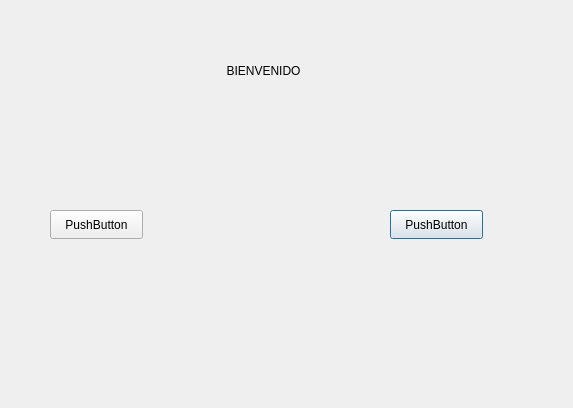
Above: Dynamicvv/ui/inicio.ui from utec-aed-2022-2/proyecto-equipo-4 before the change. Below: the same form after it.
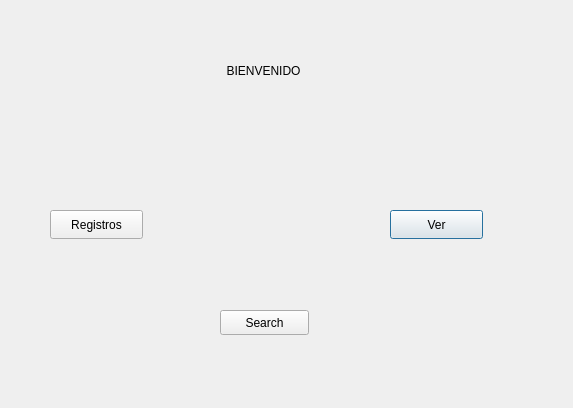
That is the form after the change.

```diff
--- a/Dynamicvv/ui/inicio.ui
+++ b/Dynamicvv/ui/inicio.ui
@@ -23,7 +23,7 @@
     </rect>
    </property>
    <property name="text">
-    <string>PushButton</string>
+    <string>Ver</string>
    </property>
   </widget>
   <widget class="QLabel" name="label">
@@ -49,7 +49,20 @@
     </rect>
    </property>
    <property name="text">
-    <string>PushButton</string>
+    <string>Registros</string>
+   </property>
+  </widget>
+  <widget class="QPushButton" name="pushButton_3">
+   <property name="geometry">
+    <rect>
+     <x>220</x>
+     <y>310</y>
+     <width>89</width>
+     <height>25</height>
+    </rect>
+   </property>
+   <property name="text">
+    <string>Search</string>
    </property>
   </widget>
  </widget>
```
